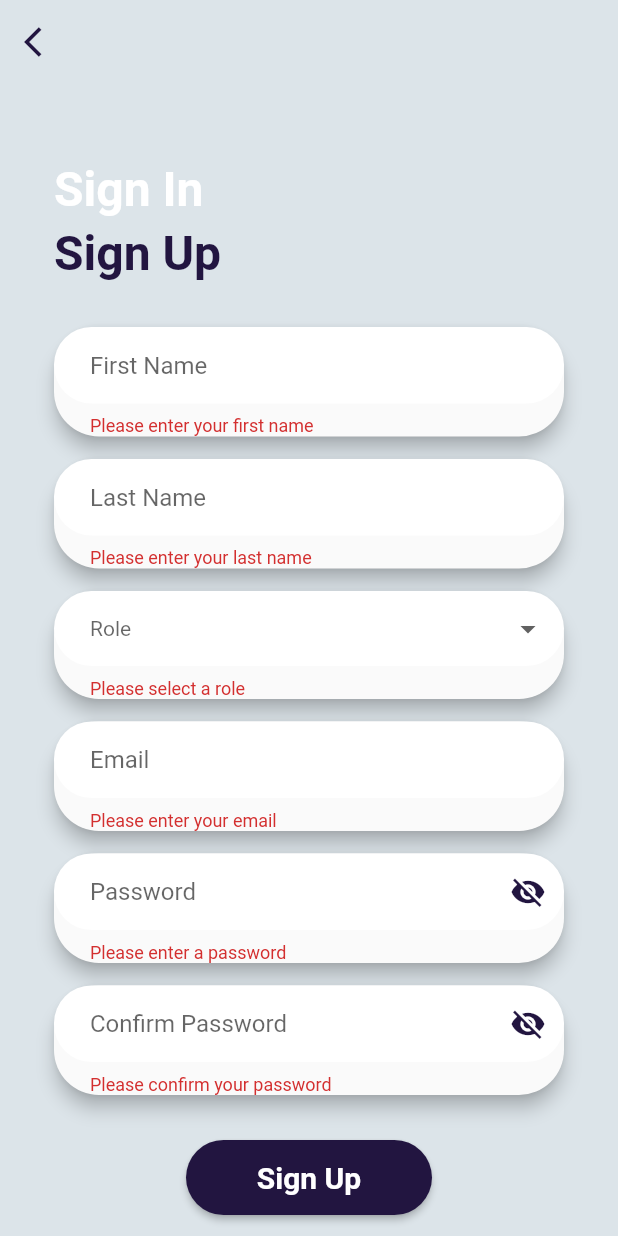
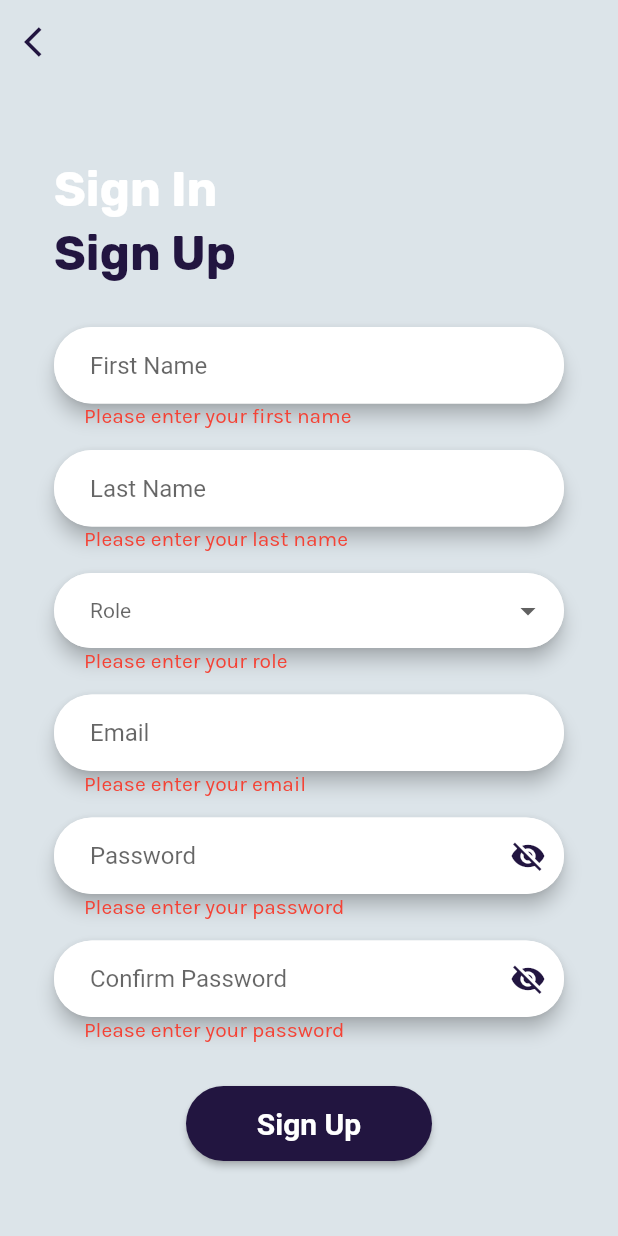
Before and after one commit to jonsonkurt/Quality-Control-Tracker, a Flutter app: the SignUpPage screen opened directly, after a tap on "Sign Up", on a phone screen of 412 x 824 dp. Run offline on Flutter 3.47's test engine with Material 2 defaults, Android fonts, the phone set to English and light mode, and no system bars; our stand-ins replace device_info_plus, dropdown_search, firebase_auth, firebase_core, firebase_database, firebase_messaging and 7 more; missing offline and left inert: encrypt, textfield_datepicker; accounts and stored records are empty; network calls fail; Roboto replaces fonts that are missing (Karla-Bold, Rubik-Bold).

Commit message:
updated sign in/up field

```diff
--- a/lib/sign_in_page.dart
+++ b/lib/sign_in_page.dart
@@ -81,7 +81,7 @@ class _SignInPageState extends State<SignInPage> {
                     const Text(
                       "Sign In",
                       style: TextStyle(
-                        fontFamily: "Rubik",
+                        fontFamily: "Rubik Bold",
                         fontSize: 32,
                         fontWeight: FontWeight.bold,
                         color: Color(0xFF221540),
@@ -113,7 +113,7 @@ class _SignInPageState extends State<SignInPage> {
                       child: const Text(
                         "Sign Up",
                         style: TextStyle(
-                          fontFamily: "Rubik",
+                          fontFamily: "Rubik Bold",
                           fontSize: 32,
                           fontWeight: FontWeight.bold,
                           color: Colors.white,
--- a/lib/sign_up_page.dart
+++ b/lib/sign_up_page.dart
@@ -35,6 +35,14 @@ class _SignUpPageState extends State<SignUpPage> {
   final _confirmPasswordController = TextEditingController();
   bool _isPasswordVisible = false;
   bool _isconPasswordVisible = false;
+
+  bool validateFN = false;
+  bool validateLN = false;
+  bool validateRole = false;
+  bool validateEmail = false;
+  bool validatePW = false;
+  bool validateCPW = false;
+  bool validatePWM = false;
 
   Future<void> _signUp() async {
     if (_formKey.currentState!.validate()) {
@@ -188,7 +196,7 @@ class _SignUpPageState extends State<SignUpPage> {
                         child: const Text(
                           "Sign In",
                           style: TextStyle(
-                            fontFamily: "Rubik-Bold",
+                            fontFamily: "Rubik Bold",
                             fontSize: 32,
                             fontWeight: FontWeight.bold,
                             color: Colors.white,
@@ -198,7 +206,7 @@ class _SignUpPageState extends State<SignUpPage> {
                       const Text(
                         "Sign Up",
                         style: TextStyle(
-                          fontFamily: "Rubik-Bold",
+                          fontFamily: "Rubik Bold",
                           fontSize: 32,
                           fontWeight: FontWeight.bold,
                           color: Color(0xFF221540),
@@ -214,7 +222,7 @@ class _SignUpPageState extends State<SignUpPage> {
                           decoration: InputDecoration(
                             hintText: 'First Name',
                             labelStyle: const TextStyle(
-                              fontFamily: "Karla-Regular",
+                              fontFamily: "Karla Regular",
                               fontSize: 16,
                               fontWeight: FontWeight.normal,
                               color: Colors.black,
@@ -232,13 +240,30 @@ class _SignUpPageState extends State<SignUpPage> {
                             ),
                           ),
                           validator: (value) {
-                            if (value!.isEmpty) {
-                              return 'Please enter your first name';
+                            if (value == null || value.isEmpty) {
+                              setState(() {
+                                validateFN = true;
+                              });
+                              return null;
                             }
+                            setState(() {
+                              validateFN = false;
+                            });
                             return null;
                           },
                         ),
                       ),
+                      if (validateFN)
+                        const Padding(
+                          padding: EdgeInsets.only(left: 20),
+                          child: Text(
+                            "Please enter your first name",
+                            style: TextStyle(
+                                fontFamily: 'Karla Regular',
+                                fontSize: 14,
+                                color: Colors.red),
+                          ),
+                        ),
                       const SizedBox(height: 15),
                       Material(
                         borderRadius: BorderRadius.circular(30),
@@ -249,7 +274,7 @@ class _SignUpPageState extends State<SignUpPage> {
                           decoration: InputDecoration(
                             hintText: 'Last Name',
                             labelStyle: const TextStyle(
-                              fontFamily: "Karla-Regular",
+                              fontFamily: "Karla Regular",
                               fontSize: 16,
                               fontWeight: FontWeight.normal,
                               color: Colors.black,
@@ -267,13 +292,30 @@ class _SignUpPageState extends State<SignUpPage> {
                             ),
                           ),
                           validator: (value) {
-                            if (value!.isEmpty) {
-                              return 'Please enter your last name';
+                            if (value == null || value.isEmpty) {
+                              setState(() {
+                                validateLN = true;
+                              });
+                              return null;
                             }
+                            setState(() {
+                              validateLN = false;
+                            });
                             return null;
                           },
                         ),
                       ),
+                      if (validateLN)
+                        const Padding(
+                          padding: EdgeInsets.only(left: 20),
+                          child: Text(
+                            "Please enter your last name",
+                            style: TextStyle(
+                                fontFamily: 'Karla Regular',
+                                fontSize: 14,
+                                color: Colors.red),
+                          ),
+                        ),
                       const SizedBox(height: 15),
                       Material(
                         borderRadius: BorderRadius.circular(30),
@@ -284,7 +326,7 @@ class _SignUpPageState extends State<SignUpPage> {
                           decoration: InputDecoration(
                             hintText: 'Role',
                             labelStyle: const TextStyle(
-                              fontFamily: "Karla-Regular",
+                              fontFamily: "Karla Regular",
                               fontSize: 16,
                               fontWeight: FontWeight.normal,
                               color: Colors.black,
@@ -310,15 +352,32 @@ class _SignUpPageState extends State<SignUpPage> {
                             );
                           }).toList(),
                           validator: (value) {
-                            if (value == null) {
-                              return 'Please select a role';
+                            if (value == null || value.isEmpty) {
+                              setState(() {
+                                validateRole = true;
+                              });
+                              return null;
                             }
+                            setState(() {
+                              validateRole = false;
+                            });
                             return null;
                           },
                           onChanged: (value) =>
                               setState(() => _selectedRole = value),
                         ),
                       ),
+                      if (validateRole)
+                        const Padding(
+                          padding: EdgeInsets.only(left: 20),
+                          child: Text(
+                            "Please enter your role",
+                            style: TextStyle(
+                                fontFamily: 'Karla Regular',
+                                fontSize: 14,
+                                color: Colors.red),
+                          ),
+                        ),
                       const SizedBox(height: 15),
                       Material(
                         borderRadius: BorderRadius.circular(30),
@@ -329,7 +388,7 @@ class _SignUpPageState extends State<SignUpPage> {
                           decoration: InputDecoration(
                             hintText: 'Email',
                             labelStyle: const TextStyle(
-                              fontFamily: "Karla-Regular",
+                              fontFamily: "Karla Regular",
                               fontSize: 16,
                               fontWeight: FontWeight.normal,
                               color: Colors.black,
@@ -347,14 +406,30 @@ class _SignUpPageState extends State<SignUpPage> {
                             ),
                           ),
                           validator: (value) {
-                            if (value!.isEmpty) {
-                              return 'Please enter your email';
+                            if (value == null || value.isEmpty) {
+                              setState(() {
+                                validateEmail = true;
+                              });
+                              return null;
                             }
-                            // You can add more email validation logic here if needed
+                            setState(() {
+                              validateEmail = false;
+                            });
                             return null;
                           },
                         ),
                       ),
+                      if (validateEmail)
+                        const Padding(
+                          padding: EdgeInsets.only(left: 20),
+                          child: Text(
+                            "Please enter your email",
+                            style: TextStyle(
+                                fontFamily: 'Karla Regular',
+                                fontSize: 14,
+                                color: Colors.red),
+                          ),
+                        ),
                       const SizedBox(height: 15),
                       Material(
                         borderRadius: BorderRadius.circular(30),
@@ -365,7 +440,7 @@ class _SignUpPageState extends State<SignUpPage> {
                           decoration: InputDecoration(
                             hintText: 'Password',
                             labelStyle: const TextStyle(
-                              fontFamily: "Karla-Regular",
+                              fontFamily: "Karla Regular",
                               fontSize: 16,
                               fontWeight: FontWeight.normal,
                               color: Colors.black,
@@ -395,13 +470,30 @@ class _SignUpPageState extends State<SignUpPage> {
                           ),
                           obscureText: !_isPasswordVisible,
                           validator: (value) {
-                            if (value!.isEmpty) {
-                              return 'Please enter a password';
+                            if (value == null || value.isEmpty) {
+                              setState(() {
+                                validatePW = true;
+                              });
+                              return null;
                             }
+                            setState(() {
+                              validatePW = false;
+                            });
                             return null;
                           },
                         ),
                       ),
+                      if (validatePW)
+                        const Padding(
+                          padding: EdgeInsets.only(left: 20),
+                          child: Text(
+                            "Please enter your password",
+                            style: TextStyle(
+                                fontFamily: 'Karla Regular',
+                                fontSize: 14,
+                                color: Colors.red),
+                          ),
+                        ),
                       const SizedBox(height: 15),
                       Material(
                         borderRadius: BorderRadius.circular(30),
@@ -412,7 +504,7 @@ class _SignUpPageState extends State<SignUpPage> {
                           decoration: InputDecoration(
                             hintText: 'Confirm Password',
                             labelStyle: const TextStyle(
-                              fontFamily: "Karla-Regular",
+                              fontFamily: "Karla Regular",
                               fontSize: 16,
                               fontWeight: FontWeight.normal,
                               color: Colors.black,
@@ -443,16 +535,51 @@ class _SignUpPageState extends State<SignUpPage> {
                           ),
                           obscureText: !_isconPasswordVisible,
                           validator: (value) {
-                            if (value!.isEmpty) {
-                              return 'Please confirm your password';
+                            if (value == null || value.isEmpty) {
+                              setState(() {
+                                validateCPW = true;
+                              });
+                              return null;
                             }
+                            setState(() {
+                              validateCPW = false;
+                            });
+
                             if (value != _passwordController.text) {
-                              return 'Passwords do not match';
+                              setState(() {
+                                validatePWM = true;
+                              });
+                              return null;
                             }
+                            setState(() {
+                              validatePWM = false;
+                            });
                             return null;
                           },
                         ),
                       ),
+                      if (validateCPW)
+                        const Padding(
+                          padding: EdgeInsets.only(left: 20),
+                          child: Text(
+                            "Please enter your password",
+                            style: TextStyle(
+                                fontFamily: 'Karla Regular',
+                                fontSize: 14,
+                                color: Colors.red),
+                          ),
+                        ),
+                      if (validatePWM)
+                        const Padding(
+                          padding: EdgeInsets.only(left: 20),
+                          child: Text(
+                            "Password do not match",
+                            style: TextStyle(
+                                fontFamily: 'Karla Regular',
+                                fontSize: 14,
+                                color: Colors.red),
+                          ),
+                        ),
                       const SizedBox(height: 30.0),
                       Align(
                         alignment: Alignment.center,
--- a/lib/view/admin/admin_inspector_creation_page.dart
+++ b/lib/view/admin/admin_inspector_creation_page.dart
@@ -108,7 +108,10 @@ class _AdminInspectorCreationPageState
           key: _formKey,
           child: ListView(
             children: <Widget>[
-              TextFormField(
+              Material(
+                borderRadius: BorderRadius.circular(30),
+                elevation: 5,
+                child: TextFormField(
                   controller: _firstNameController,
                   decoration: const InputDecoration(labelText: 'First Name'),
                   validator: (value) {
@@ -117,6 +120,7 @@ class _AdminInspectorCreationPageState
                     }
                     return null;
                   },
+                ),
               ),
               TextFormField(
                 controller: _lastNameController,
--- a/lib/view/admin/admin_list_page.dart
+++ b/lib/view/admin/admin_list_page.dart
@@ -121,8 +121,8 @@ class _AdminListPageState extends State<AdminListPage> {
                                         ),
                                       ),
                                       Column(
-                                        mainAxisAlignment:
-                                            MainAxisAlignment.start,
+                                        crossAxisAlignment:
+                                            CrossAxisAlignment.start,
                                         children: [
                                           Text(
                                             inspectorFullName,
```
Lines whose indentation alone changed are shown as unchanged.
